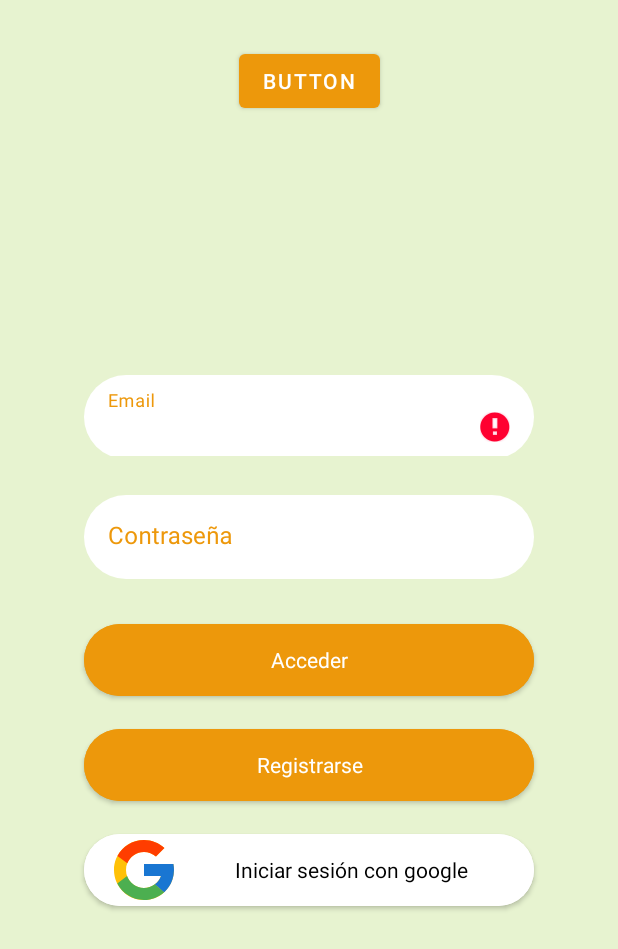
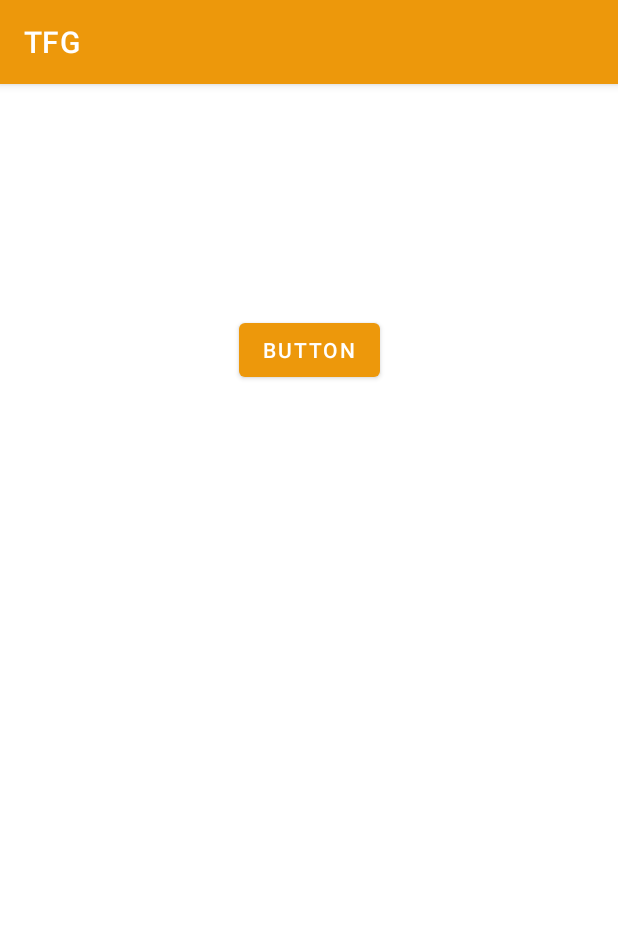
Before and after one commit to cAlonso10/TFG, an Android app: the screen it shows after launch (Login before the commit, Pago after it), after a tap on "BUTTON", on a phone screen of 412 x 824 dp. Shown: the top 949 px of the screen. Run offline under Robolectric (Android 15) with nearby library versions, the phone set to English and light mode, and no system bars; our stand-ins replace Firebase (no records; nobody signed in at launch, a user with empty details on screens opened directly), Volley; libraries missing offline, so code that uses them is left out: com.stripe.android; network calls fail; 2 statements that could not run were skipped; 3 other taps on this screen came first.

Commit message:
Se añade pasarela de pago Stripe

```diff
--- a/app/build.gradle
+++ b/app/build.gradle
@@ -32,6 +32,10 @@ android {
 
 dependencies {
 
+
+    implementation 'com.stripe:stripe-java:20.77.0'
+    implementation 'com.stripe:stripe-android:17.2.0'
+    implementation 'com.android.volley:volley:1.2.1'
     //implementation 'com.paypal.checkout:android-sdk:0.2.0'
     implementation 'androidx.appcompat:appcompat:1.6.0'
     implementation 'com.google.android.material:material:1.8.0'
--- a/app/src/main/AndroidManifest.xml
+++ b/app/src/main/AndroidManifest.xml
@@ -46,6 +46,10 @@
             android:exported="true"
             android:theme="@style/Theme.TFG"></activity>
         <activity
+            android:name=".Pago"
+            android:exported="true"
+            android:theme="@style/Theme.TFG"></activity>
+        <activity
             android:name=".Splash"
             android:exported="true" >
             <intent-filter>
--- a/app/src/main/java/com/example/tfg/Login.java
+++ b/app/src/main/java/com/example/tfg/Login.java
@@ -35,7 +35,7 @@ import java.util.List;
 
 public class Login extends AppCompatActivity {
 
-    Button botonLogin,botonRegistro,botonGoogle;
+    Button botonLogin,botonRegistro,botonGoogle,botonPago;
 
     EditText emailText, passText;
     private FirebaseAuth mAuth;
@@ -61,6 +61,11 @@ public class Login extends AppCompatActivity {
         mGoogleSignInClient = GoogleSignIn.getClient(this, gso);
 
 
+        botonPago = findViewById(R.id.pago);
+        botonPago.setOnClickListener(view -> {
+            Intent intent = new Intent(Login.this, Pago.class);
+            startActivity(intent);
+        });
 
 
 
@@ -164,11 +169,7 @@ public class Login extends AppCompatActivity {
             signIn();
         });
 
-        Button botonPaypal = findViewById(R.id.botonPaypal);
-        botonPaypal.setOnClickListener(view -> {
-            Intent intentPaypal = new Intent(Login.this,Paypal.class);
-            startActivity(intentPaypal);
-        });
+
 
     }
 
--- a/app/src/main/java/com/example/tfg/Paypal.java
+++ /dev/null
@@ -1,4 +0,0 @@
-package com.example.tfg;
-
-public class Paypal {
-}
--- a/app/src/main/res/layout/activity_login.xml
+++ b/app/src/main/res/layout/activity_login.xml
@@ -111,7 +111,7 @@
         app:layout_constraintTop_toBottomOf="@+id/registro" />
 
     <Button
-        android:id="@+id/botonPaypal"
+        android:id="@+id/pago"
         android:layout_width="wrap_content"
         android:layout_height="wrap_content"
         android:layout_marginTop="30dp"
--- /dev/null
+++ b/app/src/main/res/layout/activity_pago.xml
@@ -0,0 +1,20 @@
+<?xml version="1.0" encoding="utf-8"?>
+<androidx.constraintlayout.widget.ConstraintLayout xmlns:android="http://schemas.android.com/apk/res/android"
+    xmlns:app="http://schemas.android.com/apk/res-auto"
+    android:layout_width="match_parent"
+    android:layout_height="match_parent"
+    xmlns:tools="http://schemas.android.com/tools"
+    android:orientation="vertical"
+    tools:context=".Pago">
+
+
+    <Button
+        android:id="@+id/btn"
+        android:layout_width="wrap_content"
+        android:layout_height="wrap_content"
+        android:layout_marginTop="153dp"
+        android:text="Button"
+        app:layout_constraintEnd_toEndOf="parent"
+        app:layout_constraintStart_toStartOf="parent"
+        app:layout_constraintTop_toTopOf="parent" />
+</androidx.constraintlayout.widget.ConstraintLayout>
--- a/build.gradle
+++ b/build.gradle
@@ -10,8 +10,8 @@ buildscript {
             credentials {
                 // Be sure to add these non-sensitive credentials in order to retrieve dependencies from
                 // the private repository.
-                username mavenUsername
-                password mavenPassword
+                username "paypal_sgerritz"
+                password "AKCp8jQ8tAahqpT5JjZ4FRP2mW7GMoFZ674kGqHmupTesKeAY2G8NcmPKLuTxTGkKjDLRzDUQ"
             }
 
         }
```
Also changed, not shown: app/src/main/java/com/example/tfg/Pago.java (added, +208 -0 lines).
